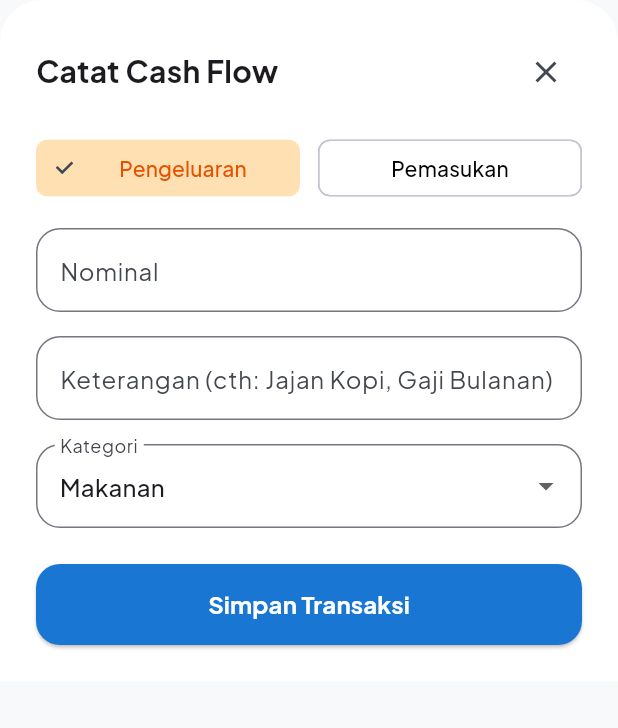
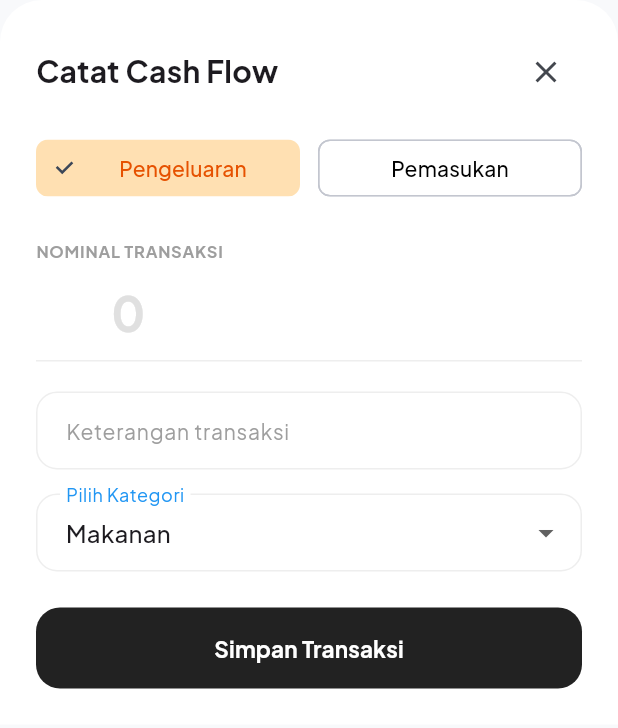
Before and after one commit to BagasGhifari17/tagihin-v2, a Flutter app: the CashFlowSheet widget shown alone on an empty page, opened directly, on a phone screen of 412 x 824 dp. Shown: the top 728 px of the screen. Run offline on Flutter 3.47's test engine with Material 3 defaults, Android fonts, the phone set to English and light mode, and no system bars; our stand-ins replace cloud_firestore, firebase_auth, firebase_core, flutter_local_notifications, flutter_riverpod, google_fonts and 1 more; accounts and stored records are empty.

Commit message:
chore: save progress cash flow sheet before rage quit

```diff
--- /dev/null
+++ b/lib/providers/premium_provider.dart
@@ -0,0 +1,6 @@
+import 'package:flutter_riverpod/flutter_riverpod.dart';
+
+// Provider state premium (default awal: false/free user)
+final isPremiumProvider = StateProvider<bool>((ref) {
+  return false;
+});
--- a/lib/widgets/sheets/cash_flow_sheet.dart
+++ b/lib/widgets/sheets/cash_flow_sheet.dart
@@ -1,7 +1,9 @@
 import 'package:flutter/material.dart';
+import 'package:flutter/services.dart';
 import 'package:flutter_riverpod/flutter_riverpod.dart';
-import 'package:intl/intl.dart';
 import '../../providers/transaction_provider.dart';
+// Mengimpor utilitas formatter core asli bawaan proyek lo
+import '../../core/utils/currency_formatter.dart';
 
 class CashFlowSheet extends ConsumerStatefulWidget {
   const CashFlowSheet({super.key});
@@ -27,21 +29,6 @@ class _CashFlowSheetState extends ConsumerState<CashFlowSheet> {
     'E-Wallet',
     'Umum'
   ];
-
-  void _formatCurrency(String value) {
-    if (value.isEmpty) return;
-    final text = value.replaceAll('.', '');
-    final amount = int.tryParse(text);
-    if (amount == null) return;
-
-    final formatted =
-        NumberFormat('#,###', 'id_ID').format(amount).replaceAll(',', '.');
-
-    _amountController.value = TextEditingValue(
-      text: formatted,
-      selection: TextSelection.collapsed(offset: formatted.length),
-    );
-  }
 
   @override
   void dispose() {
@@ -85,7 +72,6 @@ class _CashFlowSheetState extends ConsumerState<CashFlowSheet> {
                 ],
               ),
               const SizedBox(height: 16),
-
               Row(
                 children: [
                   Expanded(
@@ -117,42 +103,90 @@ class _CashFlowSheetState extends ConsumerState<CashFlowSheet> {
                   ),
                 ],
               ),
-              const SizedBox(height: 16),
-
+              const SizedBox(height: 24),
+              const Text(
+                "NOMINAL TRANSAKSI",
+                style: TextStyle(
+                    fontSize: 11,
+                    fontWeight: FontWeight.bold,
+                    color: Colors.grey,
+                    letterSpacing: 0.5),
+              ),
               TextFormField(
                 controller: _amountController,
                 keyboardType: TextInputType.number,
-                onChanged: _formatCurrency,
-                decoration: const InputDecoration(
-                  labelText: "Nominal",
+                style:
+                    const TextStyle(fontSize: 32, fontWeight: FontWeight.bold),
+                decoration: InputDecoration(
+                  hintText: "0",
                   prefixText: "Rp ",
-                  border: OutlineInputBorder(
-                      borderRadius: BorderRadius.all(Radius.circular(16))),
+                  border: InputBorder.none,
+                  hintStyle: TextStyle(color: Colors.grey.shade300),
                 ),
-                validator: (val) => val!.isEmpty ? "Masukkan nominal" : null,
+                inputFormatters: [
+                  FilteringTextInputFormatter.digitsOnly,
+                  CurrencyInputFormatter(), // <--- Memanggil core utility bawaan proyek lo
+                ],
+                // SUNTIKAN KUNCI KESUKSESAN MUTLAK: Meniru gaya bill_sheet.dart untuk memaksa offset me-refresh
+                onChanged: (val) {
+                  setState(() {});
+                },
+                validator: (val) {
+                  if (val == null || val.isEmpty) return "Masukkan nominal";
+                  String cleanText = val.replaceAll('.', '');
+                  if ((double.tryParse(cleanText) ?? 0) == 0) {
+                    return "Masukkan nominal";
+                  }
+                  return null;
+                },
               ),
-              const SizedBox(height: 16),
-
+              Divider(color: Colors.grey.shade200, height: 1),
+              const SizedBox(height: 20),
               TextFormField(
                 controller: _titleController,
                 textCapitalization: TextCapitalization.sentences,
-                decoration: const InputDecoration(
-                  labelText: "Keterangan (cth: Jajan Kopi, Gaji Bulanan)",
+                decoration: InputDecoration(
+                  labelText: "Keterangan transaksi",
+                  hintText: "Misal: Jajan Kopi, Gaji Bulanan",
+                  labelStyle:
+                      TextStyle(color: Colors.grey.shade500, fontSize: 14),
+                  floatingLabelStyle: const TextStyle(color: Colors.blue),
                   border: OutlineInputBorder(
-                      borderRadius: BorderRadius.all(Radius.circular(16))),
+                      borderRadius: BorderRadius.circular(14),
+                      borderSide: BorderSide(color: Colors.grey.shade200)),
+                  enabledBorder: OutlineInputBorder(
+                      borderRadius: BorderRadius.circular(14),
+                      borderSide: BorderSide(color: Colors.grey.shade200)),
+                  focusedBorder: OutlineInputBorder(
+                      borderRadius: BorderRadius.circular(14),
+                      borderSide:
+                          const BorderSide(color: Colors.blue, width: 1.5)),
+                  contentPadding:
+                      const EdgeInsets.symmetric(horizontal: 16, vertical: 14),
                 ),
                 validator: (val) =>
-                    val!.isEmpty ? "Keterangan tidak boleh kosong" : null,
+                    val!.isEmpty ? "Keterangan tidak boleh kosong, Gas!" : null,
               ),
               const SizedBox(height: 16),
-
-              // PERBAIKAN: Menggunakan properti modern DropdownButtonFormField agar warning lenyap
               DropdownButtonFormField<String>(
                 initialValue: _selectedCategory,
-                decoration: const InputDecoration(
-                  labelText: "Kategori",
+                decoration: InputDecoration(
+                  labelText: "Pilih Kategori",
+                  labelStyle:
+                      TextStyle(color: Colors.grey.shade500, fontSize: 14),
+                  floatingLabelStyle: const TextStyle(color: Colors.blue),
                   border: OutlineInputBorder(
-                      borderRadius: BorderRadius.all(Radius.circular(16))),
+                      borderRadius: BorderRadius.circular(14),
+                      borderSide: BorderSide(color: Colors.grey.shade200)),
+                  enabledBorder: OutlineInputBorder(
+                      borderRadius: BorderRadius.circular(14),
+                      borderSide: BorderSide(color: Colors.grey.shade200)),
+                  focusedBorder: OutlineInputBorder(
+                      borderRadius: BorderRadius.circular(14),
+                      borderSide:
+                          const BorderSide(color: Colors.blue, width: 1.5)),
+                  contentPadding:
+                      const EdgeInsets.symmetric(horizontal: 16, vertical: 14),
                 ),
                 items: _categories
                     .map((cat) =>
@@ -165,21 +199,22 @@ class _CashFlowSheetState extends ConsumerState<CashFlowSheet> {
                 },
               ),
               const SizedBox(height: 24),
-
               SizedBox(
                 width: double.infinity,
                 height: 54,
                 child: ElevatedButton(
                   style: ElevatedButton.styleFrom(
-                    backgroundColor: Colors.blue.shade700,
+                    backgroundColor: Colors.black87,
                     foregroundColor: Colors.white,
                     shape: RoundedRectangleBorder(
                         borderRadius: BorderRadius.circular(16)),
+                    elevation: 0,
                   ),
                   onPressed: formState.isLoading
                       ? null
                       : () async {
                           if (_formKey.currentState!.validate()) {
+                            // Bersihkan karakter titik sebelum di-parse ke double untuk disinkronkan ke database Firestore
                             final cleanAmount = double.parse(
                                 _amountController.text.replaceAll('.', ''));
 
@@ -187,13 +222,12 @@ class _CashFlowSheetState extends ConsumerState<CashFlowSheet> {
                             final scaffoldMessenger =
                                 ScaffoldMessenger.of(context);
 
-                            // AGRESIP & RESPONSIP: Langsung tutup sheet tanpa menunggu async gap gantung
                             navigator.pop();
 
                             final success = await ref
                                 .read(transactionFormNotifierProvider.notifier)
                                 .submitTransaction(
-                                  title: _titleController.text,
+                                  title: _titleController.text.trim(),
                                   amount: cleanAmount,
                                   type: _selectedType,
                                   category: _selectedCategory,
@@ -225,7 +259,7 @@ class _CashFlowSheetState extends ConsumerState<CashFlowSheet> {
                         )
                       : const Text("Simpan Transaksi",
                           style: TextStyle(
-                              fontWeight: FontWeight.bold, fontSize: 16)),
+                              fontWeight: FontWeight.bold, fontSize: 15)),
                 ),
               ),
             ],
```
Also changed, not shown: lib/screens/home/home_screen.dart (+7 -3 lines), lib/screens/insights/insights_screen.dart (+42 -32 lines), lib/screens/profile/profile_screen.dart (+32 -10 lines), lib/widgets/ads/ad_banner_wrapper.dart (added, +58 -0 lines), lib/widgets/cards/premium_profile_card.dart (added, +295 -0 lines).
